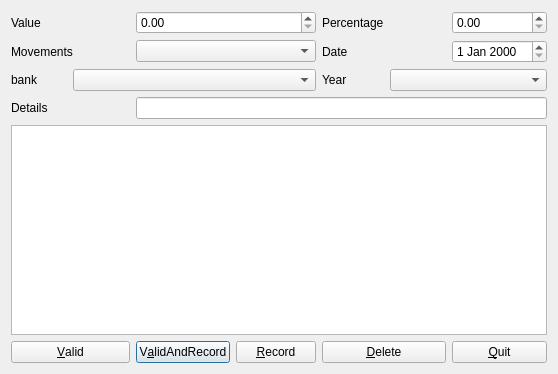
Old version of the form plugins/accountplugin/movements/movementsviewer.ui in the repository FreeHealth/freehealth.
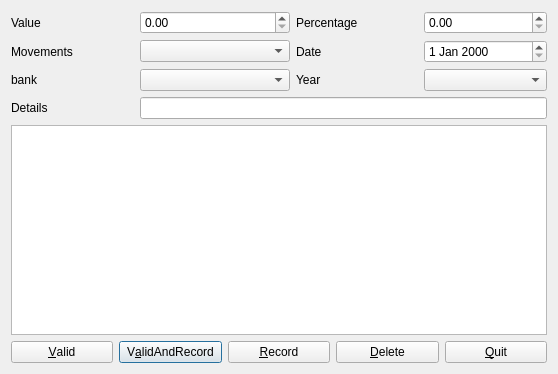
New version of the form.

```diff
--- a/plugins/accountplugin/movements/movementsviewer.ui
+++ b/plugins/accountplugin/movements/movementsviewer.ui
@@ -13,8 +13,10 @@
   <property name="windowTitle">
    <string>Movements</string>
   </property>
+  <layout class="QGridLayout" name="gridLayout_3">
+   <item row="0" column="0">
   <layout class="QGridLayout" name="gridLayout_2">
-   <item row="0" column="0">
+     <item row="0" column="0" colspan="5">
     <layout class="QGridLayout" name="gridLayout">
      <item row="0" column="0">
       <widget class="QLabel" name="valueLabel">
@@ -26,10 +28,10 @@
        </property>
       </widget>
      </item>
-     <item row="0" column="2" colspan="2">
+       <item row="0" column="1">
       <widget class="QDoubleSpinBox" name="valueDoubleSpinBox"/>
      </item>
-     <item row="0" column="4">
+       <item row="0" column="2">
       <widget class="QLabel" name="percentLabel">
        <property name="text">
         <string>Percentage</string>
@@ -42,10 +44,10 @@
        </property>
       </widget>
      </item>
-     <item row="0" column="6">
+       <item row="0" column="3">
       <widget class="QDoubleSpinBox" name="percentDoubleSpinBox"/>
      </item>
-     <item row="1" column="0" colspan="2">
+       <item row="1" column="0">
       <widget class="QLabel" name="movementsLabel">
        <property name="text">
         <string>Movements</string>
@@ -55,7 +57,7 @@
        </property>
       </widget>
      </item>
-     <item row="1" column="2" colspan="2">
+       <item row="1" column="1">
       <widget class="QComboBox" name="movementsComboBox">
        <property name="minimumSize">
         <size>
@@ -65,7 +67,7 @@
        </property>
       </widget>
      </item>
-     <item row="1" column="4">
+       <item row="1" column="2">
       <widget class="QLabel" name="dateLabel">
        <property name="text">
         <string>Date</string>
@@ -78,7 +80,7 @@
        </property>
       </widget>
      </item>
-     <item row="1" column="6">
+       <item row="1" column="3">
       <widget class="QDateEdit" name="dateEdit"/>
      </item>
      <item row="2" column="0">
@@ -91,7 +93,7 @@
        </property>
       </widget>
      </item>
-     <item row="2" column="1" colspan="3">
+       <item row="2" column="1">
       <widget class="QComboBox" name="bankComboBox">
        <property name="minimumSize">
         <size>
@@ -101,7 +103,7 @@
        </property>
       </widget>
      </item>
-     <item row="2" column="4">
+       <item row="2" column="2">
       <widget class="QLabel" name="yearLabel">
        <property name="text">
         <string>Year</string>
@@ -111,10 +113,10 @@
        </property>
       </widget>
      </item>
-     <item row="2" column="5" colspan="2">
+       <item row="2" column="3">
       <widget class="QComboBox" name="yearComboBox"/>
      </item>
-     <item row="3" column="0" colspan="2">
+       <item row="3" column="0">
       <widget class="QLabel" name="detailsLabel">
        <property name="text">
         <string>Details</string>
@@ -127,7 +129,7 @@
        </property>
       </widget>
      </item>
-     <item row="3" column="2" colspan="5">
+       <item row="3" column="1" colspan="3">
       <widget class="QLineEdit" name="detailsEdit">
        <property name="minimumSize">
         <size>
@@ -137,17 +139,19 @@
        </property>
       </widget>
      </item>
-     <item row="4" column="0" colspan="7">
+      </layout>
+     </item>
+     <item row="1" column="0" colspan="5">
       <widget class="QTableView" name="tableView"/>
      </item>
-     <item row="5" column="0" colspan="2">
+     <item row="2" column="0">
       <widget class="QPushButton" name="validButton">
        <property name="text">
         <string>&amp;Valid</string>
        </property>
       </widget>
      </item>
-     <item row="5" column="2">
+     <item row="2" column="1">
       <widget class="QPushButton" name="valAndRecButton">
        <property name="text">
         <string>V&amp;alidAndRecord</string>
@@ -157,21 +161,21 @@
        </property>
       </widget>
      </item>
-     <item row="5" column="3">
+     <item row="2" column="2">
       <widget class="QPushButton" name="recordButton">
        <property name="text">
         <string>&amp;Record</string>
        </property>
       </widget>
      </item>
-     <item row="5" column="4" colspan="2">
+     <item row="2" column="3">
       <widget class="QPushButton" name="deleteButton">
        <property name="text">
         <string>&amp;Delete</string>
        </property>
       </widget>
      </item>
-     <item row="5" column="6">
+     <item row="2" column="4">
       <widget class="QPushButton" name="quitButton">
        <property name="text">
         <string>&amp;Quit</string>
```
Lines whose indentation alone changed are shown as unchanged.
